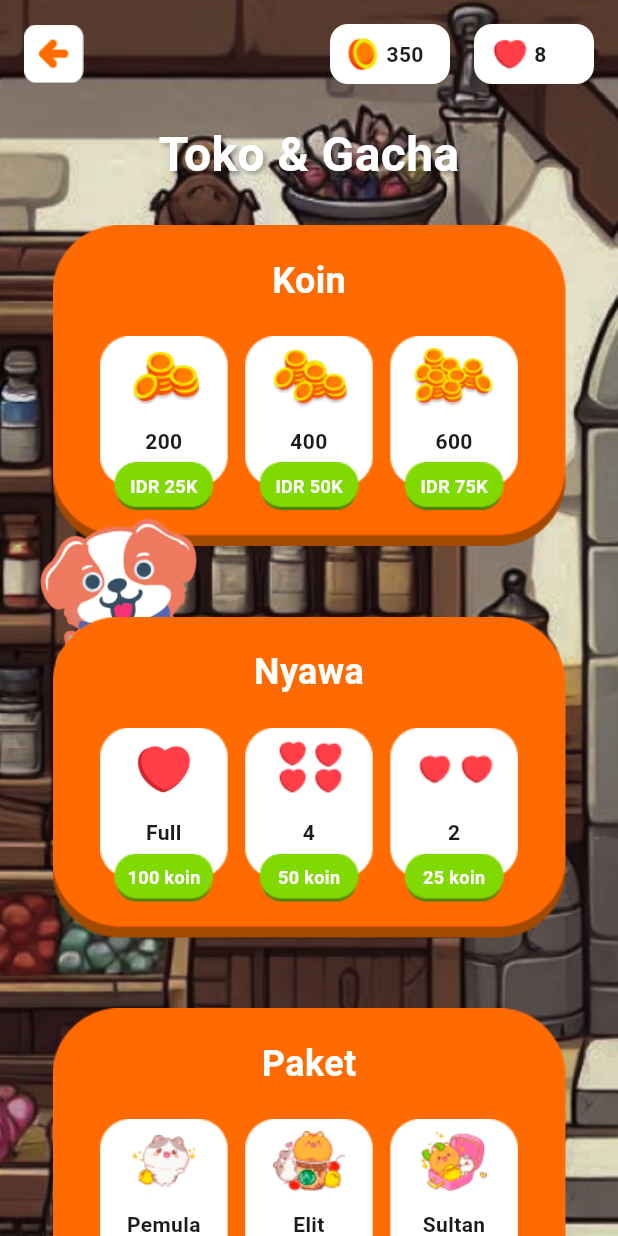
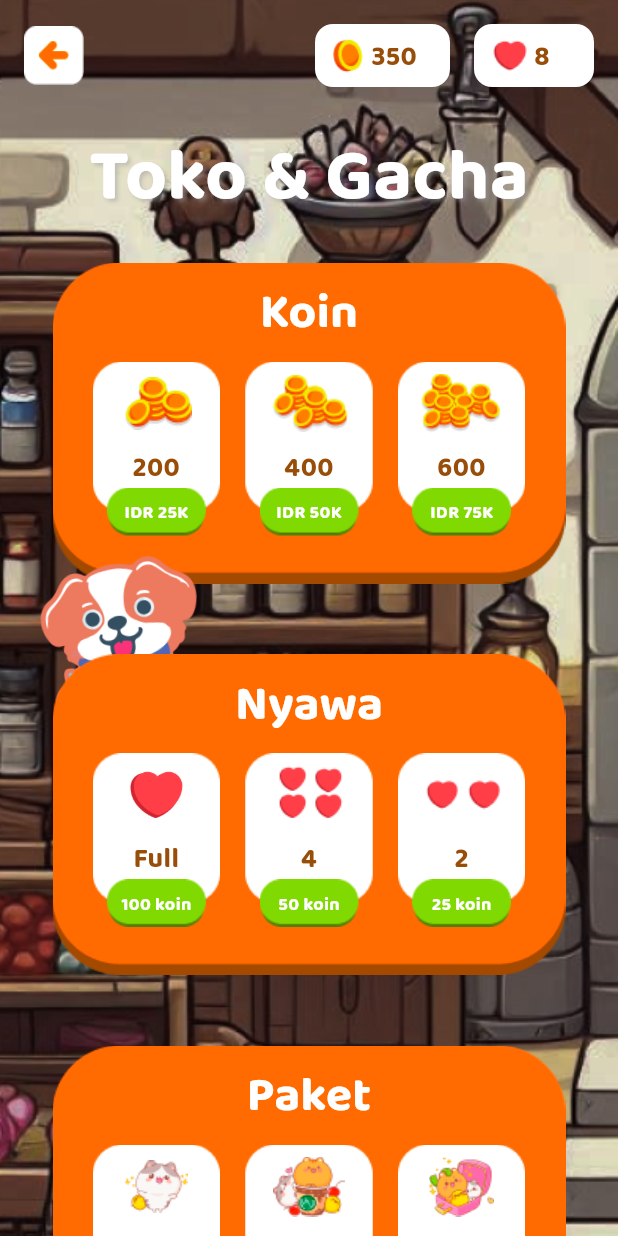
Before and after one commit to Nessaa16/WordWhizz, a Flutter app: the ShopPage screen opened directly, on a phone screen of 412 x 824 dp. Run offline on Flutter 3.47's test engine with Material 3 defaults, Android fonts, the phone set to English and light mode, and no system bars; our stand-ins replace cloud_firestore, firebase_auth, firebase_core, lottie; accounts and stored records are empty.

Commit message:
shopPage dynamic flow

```diff
--- a/wordwhizz/lib/view/pages/pages.dart
+++ b/wordwhizz/lib/view/pages/pages.dart
@@ -35,6 +35,7 @@ part 'mg_tebakgambar_page.dart';
 
 
 part 'shop_page.dart';
+part 'dialog_purchasing.dart';
 part 'minigames_translate.dart';
 // part 'character2_page.dart';
 // part 'character3_page.dart';
--- a/wordwhizz/lib/view/pages/shop_page.dart
+++ b/wordwhizz/lib/view/pages/shop_page.dart
@@ -44,7 +44,7 @@ class _ShopPageState extends State<ShopPage> {
                         Spacer(),
                         // Coins
                         Container(
-                          width: 80,
+                          width: 90,
                           padding:
                               EdgeInsets.symmetric(horizontal: 12, vertical: 8),
                           decoration: BoxDecoration(
@@ -55,9 +55,16 @@ class _ShopPageState extends State<ShopPage> {
                             children: [
                               Image.asset('assets/images/coin.png', height: 24),
                               SizedBox(width: 4),
-                              Text('350',
-                                  style:
-                                      TextStyle(fontWeight: FontWeight.bold)),
+                              Text(
+                                '350',
+                                style: TextStyle(
+                                  fontFamily:
+                                      'BalooChettan2',
+                                  fontSize: 18,
+                                  color: secondaryColor,
+                                  fontWeight: FontWeight.bold,
+                                ),
+                              ),
                             ],
                           ),
                         ),
@@ -76,9 +83,16 @@ class _ShopPageState extends State<ShopPage> {
                               Image.asset('assets/images/heart.png',
                                   height: 24),
                               SizedBox(width: 4),
-                              Text('8',
-                                  style:
-                                      TextStyle(fontWeight: FontWeight.bold)),
+                              Text(
+                                '8',
+                                style: TextStyle(
+                                  fontFamily:
+                                      'BalooChettan2',
+                                  fontSize: 18,
+                                  color: secondaryColor,
+                                  fontWeight: FontWeight.bold,
+                                ),
+                              ),
                             ],
                           ),
                         ),
@@ -93,14 +107,15 @@ class _ShopPageState extends State<ShopPage> {
                       child: Text(
                         'Toko & Gacha',
                         style: TextStyle(
-                          fontSize: 32,
+                          fontFamily: 'BalooChettan2',
+                          fontSize: 48,
                           fontWeight: FontWeight.bold,
                           color: Colors.white,
                           shadows: [
                             Shadow(
                               offset: Offset(2, 2),
                               blurRadius: 3.0,
-                              color: Colors.black.withOpacity(0.3),
+                              color: Colors.grey.withOpacity(0.5),
                             ),
                           ],
                         ),
@@ -120,15 +135,15 @@ class _ShopPageState extends State<ShopPage> {
                             'Koin',
                             [
                               _buildItem('200', 'IDR 25K',
-                                  'assets/images/coins_200.png', () {
+                                  'assets/images/coins_200.png', 'koin', () {
                                 print('200 coins purchased');
                               }),
                               _buildItem('400', 'IDR 50K',
-                                  'assets/images/coins_400.png', () {
+                                  'assets/images/coins_400.png', 'koin', () {
                                 print('400 coins purchased');
                               }),
                               _buildItem('600', 'IDR 75K',
-                                  'assets/images/coins_600.png', () {
+                                  'assets/images/coins_600.png', 'koin', () {
                                 print('600 coins purchased');
                               }),
                             ],
@@ -138,17 +153,15 @@ class _ShopPageState extends State<ShopPage> {
                             'Nyawa',
                             [
                               _buildItem('Full', '100 koin',
-                                  'assets/images/heart_full.png', () {
+                                  'assets/images/heart_full.png', 'nyawa', () {
                                 print('Full heart purchased');
                               }),
-                              _buildItem(
-                                  '4', '50 koin', 'assets/images/hearts_4.png',
-                                  () {
+                              _buildItem('4', '50 koin',
+                                  'assets/images/hearts_4.png', 'nyawa', () {
                                 print('4 hearts purchased');
                               }),
-                              _buildItem(
-                                  '2', '25 koin', 'assets/images/hearts_2.png',
-                                  () {
+                              _buildItem('2', '25 koin',
+                                  'assets/images/hearts_2.png', 'nyawa', () {
                                 print('2 hearts purchased');
                               }),
                             ],
@@ -157,16 +170,22 @@ class _ShopPageState extends State<ShopPage> {
                           _buildSection(
                             'Paket',
                             [
-                              _buildItem('Pemula', '50 koin',
-                                  'assets/images/bundlePemula.png', () {
+                              _buildItem(
+                                  'Pemula',
+                                  '50 koin',
+                                  'assets/images/bundlePemula.png',
+                                  'paket', () {
                                 print('Pemula package purchased');
                               }),
                               _buildItem('Elit', '100 koin',
-                                  'assets/images/bundleElit.png', () {
+                                  'assets/images/bundleElit.png', 'paket', () {
                                 print('Elit package purchased');
                               }),
-                              _buildItem('Sultan', '200 koin',
-                                  'assets/images/bundleSultan.png', () {
+                              _buildItem(
+                                  'Sultan',
+                                  '200 koin',
+                                  'assets/images/bundleSultan.png',
+                                  'paket', () {
                                 print('Sultan package purchased');
                               }),
                             ],
@@ -216,25 +235,25 @@ class _ShopPageState extends State<ShopPage> {
         Container(
           width: 342,
           height: 214,
-          padding: const EdgeInsets.all(20),
+          padding: const EdgeInsets.all(10),
           decoration: BoxDecoration(
             image: DecorationImage(
               image: AssetImage('assets/images/cardShopPage.png'),
               fit: BoxFit.cover,
             ),
-            borderRadius: BorderRadius.circular(20),
           ),
           child: Column(
             children: [
               Text(
                 title,
                 style: const TextStyle(
-                  fontSize: 24,
+                  fontFamily: 'BalooChettan2',
+                  fontSize: 32,
                   fontWeight: FontWeight.bold,
                   color: Colors.white,
                 ),
               ),
-              const SizedBox(height: 20),
+              const SizedBox(height: 10),
               Row(
                 mainAxisAlignment: MainAxisAlignment.spaceEvenly,
                 children: items,
@@ -242,6 +261,7 @@ class _ShopPageState extends State<ShopPage> {
             ],
           ),
         ),
+        // Insert mascott behind nyawa card
         if (title == 'Koin')
           Positioned(
             bottom: -125,
@@ -259,8 +279,8 @@ class _ShopPageState extends State<ShopPage> {
     );
   }
 
-  Widget _buildItem(
-      String title, String price, String imagePath, VoidCallback onTap) {
+  Widget _buildItem(String title, String price, String imagePath,
+      String category, VoidCallback onTap) {
     return Stack(
       clipBehavior: Clip.none,
       children: [
@@ -292,7 +312,12 @@ class _ShopPageState extends State<ShopPage> {
                     padding: const EdgeInsets.only(bottom: 8),
                     child: Text(
                       title,
-                      style: const TextStyle(fontWeight: FontWeight.bold),
+                      style: TextStyle(
+                        fontFamily: 'BalooChettan2',
+                        fontSize: 18,
+                        color: secondaryColor,
+                        fontWeight: FontWeight.bold,
+                      ),
                       textAlign: TextAlign.center,
                     ),
                   ),
@@ -306,7 +331,16 @@ class _ShopPageState extends State<ShopPage> {
           bottom: -16,
           left: 9.5,
           child: GestureDetector(
-            onTap: onTap,
+            onTap: () {
+              // Show dynamic dialog based on button clicked
+              DialogPurchasing.showDialogPurchasing(
+                context,
+                title: "Konfirmasi Pembelian",
+                message:
+                    "Apakah kamu yakin ingin membeli $category \"$title\"?",
+                imagePath: imagePath,
+              );
+            },
             child: Container(
               width: 66,
               height: 32,
@@ -321,6 +355,7 @@ class _ShopPageState extends State<ShopPage> {
                 child: Text(
                   price,
                   style: const TextStyle(
+                    fontFamily: 'BalooChettan2',
                     color: Colors.white,
                     fontWeight: FontWeight.bold,
                     fontSize: 12,
--- a/wordwhizz/pubspec.yaml
+++ b/wordwhizz/pubspec.yaml
@@ -142,6 +142,9 @@ flutter:
     - assets/images/achieve_genius.png
     - assets/images/achieve_nobuff.png
     - assets/images/achieve_speedrunner.png
+    - assets/images/button_kembali.png
+    - assets/images/button_beli.png
+    - assets/images/label_konfirmasi.png
 
 
 
@@ -156,7 +159,7 @@ flutter:
   # list giving the asset and other descriptors for the font. For
   # example:
   fonts:
-    - family: BalooChettan 2
+    - family: BalooChettan2
       fonts:
         - asset: fonts/BalooChettan2-Regular.ttf
         - asset: fonts/BalooChettan2-Medium.ttf
```
Also changed, not shown: wordwhizz/lib/main.dart (+2 -7 lines), wordwhizz/lib/view/pages/dialog_purchasing.dart (added, +148 -0 lines), wordwhizz/assets/images/button_beli.png (added), wordwhizz/assets/images/button_kembali.png (added), wordwhizz/assets/images/label_konfirmasi.png (added).
